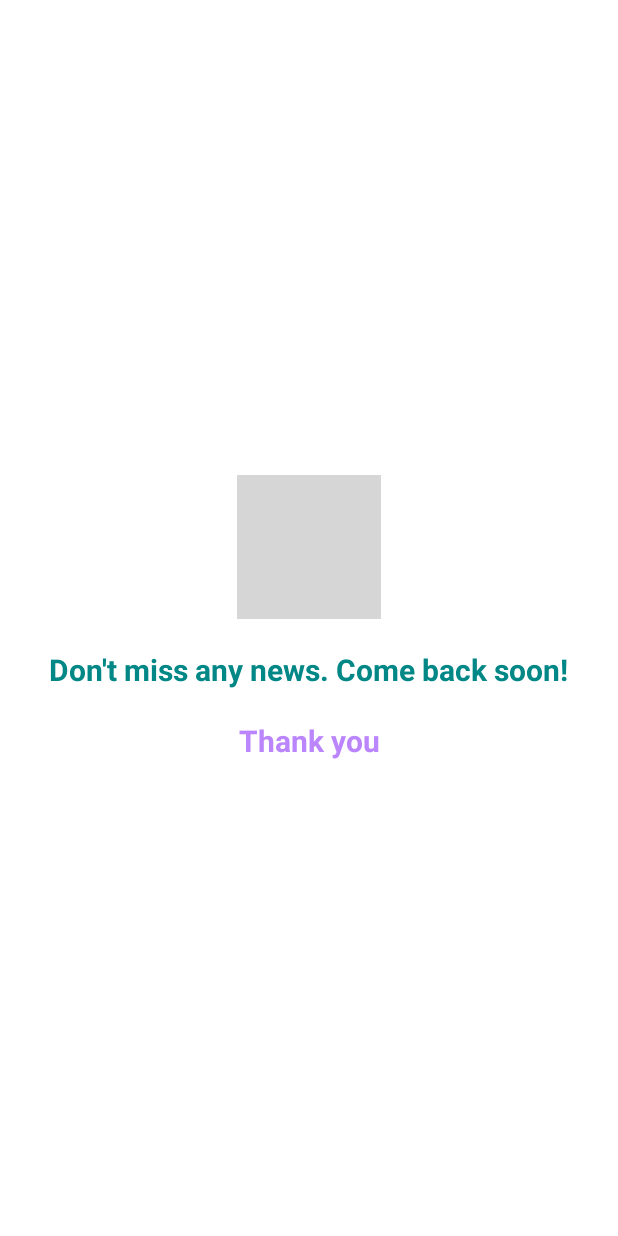
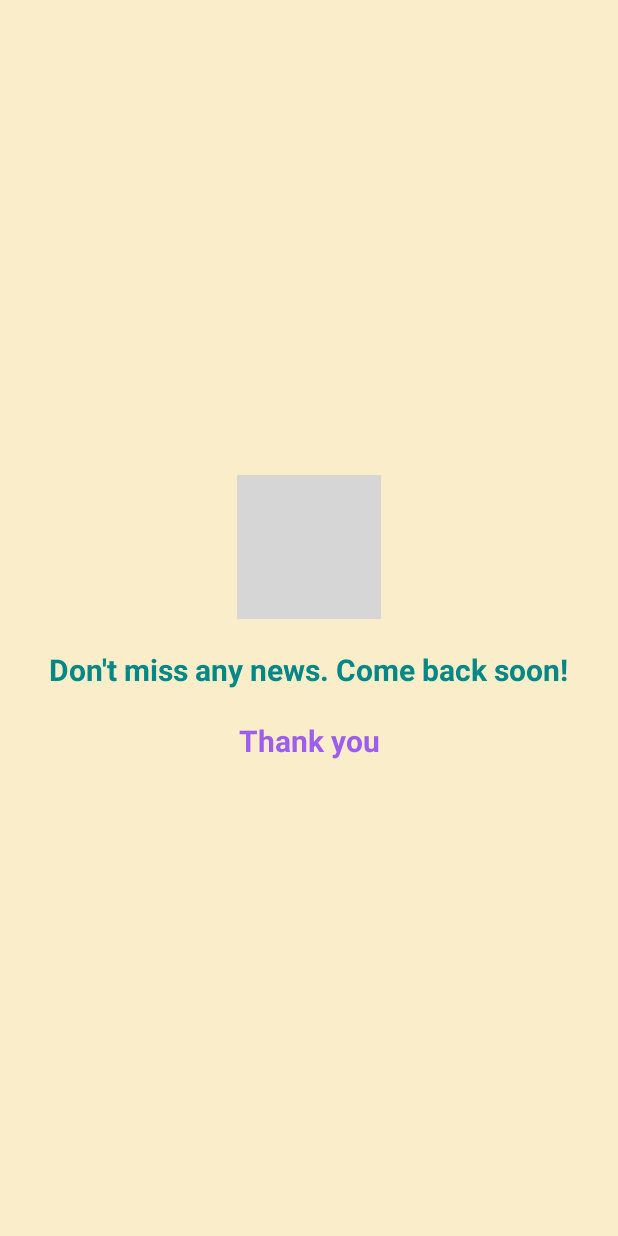
Before and after one commit to ArbeenaKhanum/TheNewsApp, an Android app: the layout activity_exit.xml on its own in the app's theme, with its tools: preview values and no code run, on a phone screen of 412 x 824 dp. Run offline under Robolectric (Android 15) with nearby library versions, the phone set to English and light mode, and no system bars; grey boxes are pictures that could not be loaded.

Commit message:
layout design modified

```diff
--- a/TheDailyNewscast/app/src/main/java/com/example/thedailynewscast/ExitActivity.kt
+++ b/TheDailyNewscast/app/src/main/java/com/example/thedailynewscast/ExitActivity.kt
@@ -13,6 +13,6 @@ class ExitActivity : AppCompatActivity() {
             finish()
         }
         val handler = Handler()
-        handler.postDelayed(runnable, 2000)
+        handler.postDelayed(runnable, 2700)
     }
 }
--- a/TheDailyNewscast/app/src/main/java/com/example/thedailynewscast/SplashActivity.kt
+++ b/TheDailyNewscast/app/src/main/java/com/example/thedailynewscast/SplashActivity.kt
@@ -14,12 +14,12 @@ class SplashActivity : AppCompatActivity() {
         setContentView(R.layout.activity_splash)
 
         val runnable = Runnable {
-            val splashIntent = Intent(this, MainActivity::class.java)
+            val splashIntent = Intent(this, LoginActivity::class.java)
             startActivity(splashIntent)
             finish()
         }
         val handler = Handler()
-        handler.postDelayed(runnable, 3000)
+        handler.postDelayed(runnable, 3200)
 
         animationOnSplash()
     }
@@ -31,5 +31,7 @@ class SplashActivity : AppCompatActivity() {
         tvTheDaily.animation = lTRAnimation
         ivNewsLogo.animation = splashAnimation
         tvNewscast.animation = rTLAnimation
+        newsIconOne.animation = splashAnimation
+        newsIconTwo.animation = splashAnimation
     }
 }
--- a/TheDailyNewscast/app/src/main/res/anim/left_to_right.xml
+++ b/TheDailyNewscast/app/src/main/res/anim/left_to_right.xml
@@ -2,7 +2,7 @@
 <set xmlns:android="http://schemas.android.com/apk/res/android"
     android:shareInterpolator="false">
     <translate
-        android:duration="500"
+        android:duration="600"
         android:fromXDelta="-100%"
         android:fromYDelta="0%"
         android:toXDelta="0%"
--- a/TheDailyNewscast/app/src/main/res/anim/right_to_left.xml
+++ b/TheDailyNewscast/app/src/main/res/anim/right_to_left.xml
@@ -2,7 +2,7 @@
 <set xmlns:android="http://schemas.android.com/apk/res/android"
     android:shareInterpolator="false">
     <translate
-        android:duration="500"
+        android:duration="600"
         android:fromXDelta="0%"
         android:fromYDelta="0%"
         android:toXDelta="100%"
--- a/TheDailyNewscast/app/src/main/res/anim/transitions_splash.xml
+++ b/TheDailyNewscast/app/src/main/res/anim/transitions_splash.xml
@@ -1,6 +1,6 @@
 <?xml version="1.0" encoding="utf-8"?>
 <alpha xmlns:android="http://schemas.android.com/apk/res/android"
     android:fromAlpha="0.0"
-    android:duration="2000"
+    android:duration="2500"
     android:toAlpha="1.0">
 </alpha>
--- a/TheDailyNewscast/app/src/main/res/layout/activity_exit.xml
+++ b/TheDailyNewscast/app/src/main/res/layout/activity_exit.xml
@@ -4,6 +4,7 @@
     xmlns:tools="http://schemas.android.com/tools"
     android:layout_width="match_parent"
     android:layout_height="match_parent"
+    android:background="#FAEDC9"
     android:gravity="center"
     android:orientation="vertical"
     tools:context=".ExitActivity">
@@ -30,7 +31,7 @@
         android:layout_height="wrap_content"
         android:text="Thank you"
         android:textAlignment="center"
-        android:textColor="@color/purple_200"
+        android:textColor="#9E5EED"
         android:textSize="20sp"
         android:textStyle="bold" />
 
```
Also changed, not shown: TheDailyNewscast/app/src/main/res/layout/activity_splash.xml (+16 -0 lines), TheDailyNewscast/app/src/main/res/values/dimens.xml (added, +7 -0 lines), TheDailyNewscast/app/src/main/res/values/strings.xml (+10 -0 lines), TheDailyNewscast/app/src/main/res/drawable-v24/news_small_logo.png (added).
